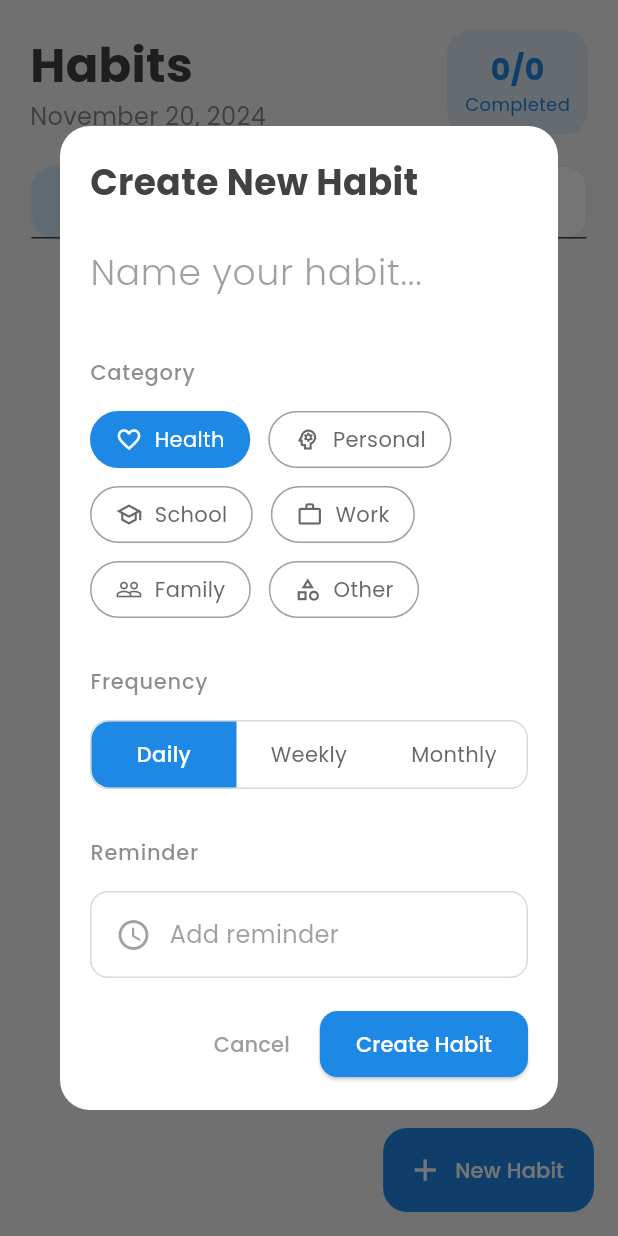
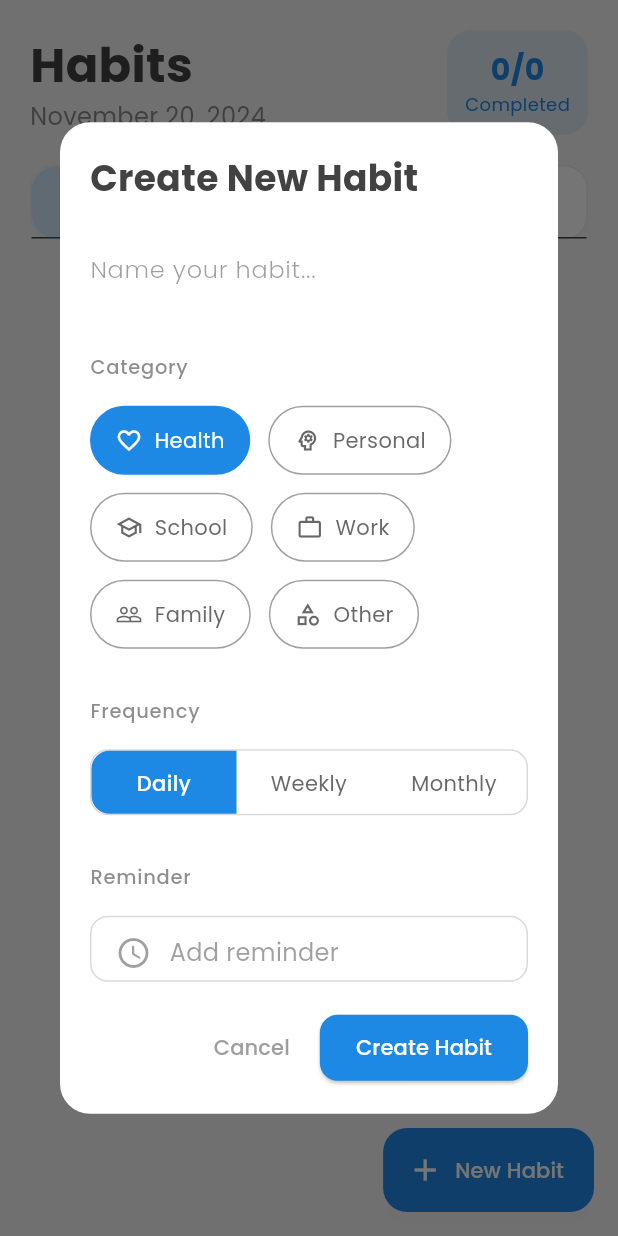
Before and after one commit to callmeartan/habitly, a Flutter app: the HabitsScreen screen opened directly, after a tap on "New Habit", on a phone screen of 412 x 824 dp. Run offline on Flutter 3.47's test engine with Material 3 defaults, Android fonts, the phone set to English and light mode, and no system bars; our stand-ins replace firebase_auth, firebase_core, flutter_local_notifications, google_fonts, image_picker, shared_preferences and 3 more; accounts and stored records are empty.

Commit message:
enhancing the UI/UX

```diff
--- a/lib/widgets/habit_form.dart
+++ b/lib/widgets/habit_form.dart
@@ -72,7 +72,7 @@ class _HabitFormState extends State<HabitForm> {
     return TextFormField(
       initialValue: widget.initialName,
       style: GoogleFonts.poppins(
-        fontSize: 24,
+        fontSize: 16,
         color: colorScheme.onSurface,
         fontWeight: FontWeight.w300,
       ),
@@ -80,7 +80,7 @@ class _HabitFormState extends State<HabitForm> {
         hintText: 'Name your habit...',
         hintStyle: GoogleFonts.poppins(
           color: colorScheme.onSurface.withOpacity(0.5),
-          fontSize: 24,
+          fontSize: 16,
           fontWeight: FontWeight.w300,
         ),
         border: InputBorder.none,
@@ -114,7 +114,7 @@ class _HabitFormState extends State<HabitForm> {
         Text(
           'Category',
           style: GoogleFonts.poppins(
-            fontSize: 14,
+            fontSize: 13,
             fontWeight: FontWeight.w500,
             color: colorScheme.onSurface.withOpacity(0.6),
             letterSpacing: 0.5,
@@ -134,7 +134,7 @@ class _HabitFormState extends State<HabitForm> {
               borderRadius: BorderRadius.circular(24),
               child: AnimatedContainer(
                 duration: const Duration(milliseconds: 200),
-                padding: const EdgeInsets.symmetric(horizontal: 16, vertical: 8),
+                padding: const EdgeInsets.symmetric(horizontal: 16, vertical: 12),
                 decoration: BoxDecoration(
                   color: isSelected
                       ? colorScheme.primary
@@ -186,7 +186,7 @@ class _HabitFormState extends State<HabitForm> {
         Text(
           'Frequency',
           style: GoogleFonts.poppins(
-            fontSize: 14,
+            fontSize: 13,
             fontWeight: FontWeight.w500,
             color: colorScheme.onSurface.withOpacity(0.6),
             letterSpacing: 0.5,
@@ -194,6 +194,7 @@ class _HabitFormState extends State<HabitForm> {
         ),
         const SizedBox(height: 16),
         Container(
+          height: 44,
           decoration: BoxDecoration(
             color: colorScheme.surface,
             borderRadius: BorderRadius.circular(12),
@@ -247,7 +248,7 @@ class _HabitFormState extends State<HabitForm> {
         Text(
           'Reminder',
           style: GoogleFonts.poppins(
-            fontSize: 14,
+            fontSize: 13,
             fontWeight: FontWeight.w500,
             color: colorScheme.onSurface.withOpacity(0.6),
             letterSpacing: 0.5,
@@ -258,7 +259,8 @@ class _HabitFormState extends State<HabitForm> {
           onTap: _showTimePickerSheet,
           borderRadius: BorderRadius.circular(12),
           child: Container(
-            padding: const EdgeInsets.all(16),
+            padding: const EdgeInsets.symmetric(vertical: 12, horizontal: 16),
+            height: 44,
             decoration: BoxDecoration(
               color: colorScheme.surface,
               borderRadius: BorderRadius.circular(12),
```
Also changed, not shown: lib/screens/habit_dashboard.dart (+16 -4 lines).
